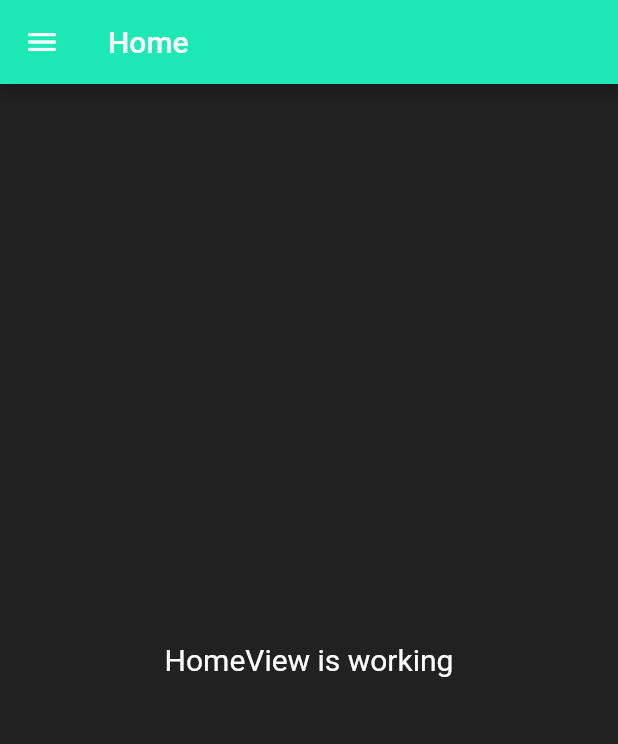
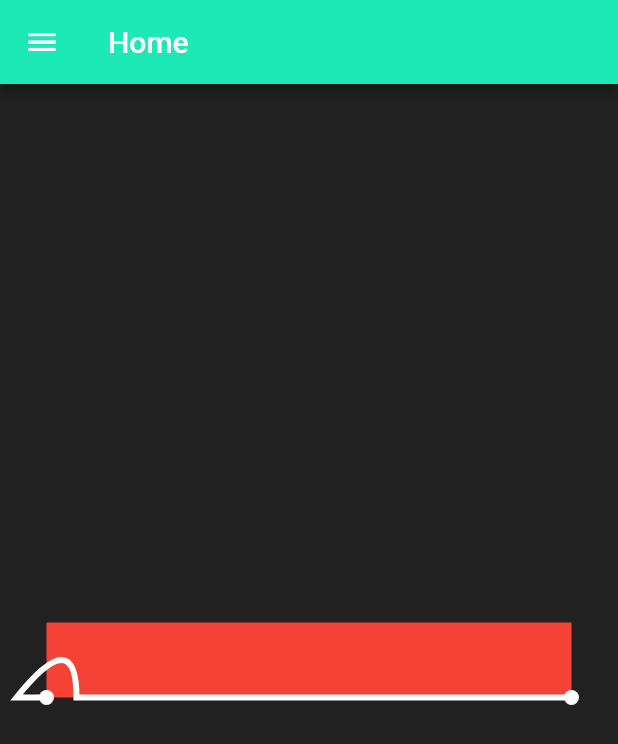
Before and after one commit to abyuthup/flutter_app_base, a Flutter app: the screen it shows after launch, on a phone screen of 412 x 824 dp. Shown: the top 744 px of the screen. Run offline on Flutter 3.47's test engine with Material 2 defaults, Android fonts, the phone set to English and light mode, and no system bars; our stand-ins replace cached_network_image, get, get_storage; statements that could not run were skipped.

Commit message:
slider bending

```diff
--- a/lib/app/modules/home/views/home_view.dart
+++ b/lib/app/modules/home/views/home_view.dart
@@ -1,4 +1,5 @@
 import 'package:flutter/material.dart';
+import 'package:flutter_baseapp/app/modules/home/views/wave_slider.dart';
 
 import 'package:get/get.dart';
 
@@ -10,9 +11,9 @@ class HomeView extends GetView<HomeController> {
     return SafeArea(
       child: Scaffold(
         body: Center(
-          child: Text(
-            'HomeView is working',
-            style: TextStyle(fontSize: 20),
+          child: WaveSlider(
+            width: 350,
+            height: 50,
           ),
         ),
       ),
--- /dev/null
+++ b/lib/app/modules/home/views/wave_painter.dart
@@ -0,0 +1,44 @@
+import 'package:flutter/material.dart';
+
+class WavePainter extends CustomPainter {
+  Paint circlePaint, wavePaint;
+  final double sliderPosition;
+
+  double previoussliderPosition = 0;
+
+  WavePainter({required this.sliderPosition})
+      : circlePaint = Paint()..color = Colors.white,
+        wavePaint = Paint()
+          ..color = Colors.white
+          ..style = PaintingStyle.stroke
+          ..strokeWidth = 4;
+
+  @override
+  void paint(Canvas canvas, Size size) {
+    canvas.drawCircle(Offset(0.0, size.height), 5, circlePaint);
+    canvas.drawCircle(Offset(size.width, size.height), 5, circlePaint);
+    Path path = Path();
+    double bendWidth = 40;
+    path.moveTo(0.0, size.height);
+    path.lineTo(sliderPosition - bendWidth / 2, size.height);
+
+    double bendShift=20;
+    bool moveLeft = (sliderPosition < previoussliderPosition);
+    if (moveLeft) {
+      path.quadraticBezierTo(
+          sliderPosition-bendShift, 0, sliderPosition + bendWidth / 2, size.height);
+    } else {
+      path.quadraticBezierTo(
+          sliderPosition+bendShift, 0, sliderPosition + bendWidth / 2, size.height);
+    }
+
+    path.lineTo(size.width, size.height);
+    canvas.drawPath(path, wavePaint);
+  }
+
+  @override
+  bool shouldRepaint(covariant WavePainter oldDelegate) {
+    previoussliderPosition = oldDelegate.sliderPosition;
+    return true;
+  }
+}
--- /dev/null
+++ b/lib/app/modules/home/views/wave_slider.dart
@@ -0,0 +1,51 @@
+
+import 'package:flutter/material.dart';
+import 'package:flutter_baseapp/app/modules/home/views/wave_painter.dart';
+class WaveSlider extends StatefulWidget {
+  final double width, height;
+
+  const WaveSlider({required this.width, required this.height});
+
+  @override
+  _WaveSliderState createState() => _WaveSliderState();
+}
+class _WaveSliderState extends State<WaveSlider> {
+  var dragPercentage = 0.0;
+  var dragPosition = 0.0;
+
+  @override
+  Widget build(BuildContext context) {
+    return Container(
+      child: GestureDetector(
+        child: Container(
+          width: widget.width,
+          height: widget.height,
+          color: Colors.red,
+          child: CustomPaint(
+            painter: WavePainter(sliderPosition: dragPosition),
+          ),
+        ),
+        onHorizontalDragUpdate: (dragDetails) =>
+        {handleHorizontalDrag(context, dragDetails)},
+      ),
+    );
+  }
+
+  handleHorizontalDrag(BuildContext context, DragUpdateDetails dragDetails) {
+    RenderBox box = context.findRenderObject() as RenderBox;
+    var localPos = box.globalToLocal(dragDetails.globalPosition);
+   // debugPrint(localPos.dx.toString());
+
+    if (localPos.dx <= 0) {
+      dragPercentage = 0;
+      dragPosition = 0.0;
+    } else if (localPos.dx > widget.width) {
+      dragPercentage = 100;
+      dragPosition = widget.width;
+    } else {
+      dragPosition = localPos.dx;
+      dragPercentage = localPos.dx / widget.width * 100.0;
+    }
+    setState(() {});
+  }
+}
--- a/lib/app/routes/app_pages.dart
+++ b/lib/app/routes/app_pages.dart
@@ -2,6 +2,8 @@ import 'package:get/get.dart';
 
 import 'package:flutter_baseapp/app/modules/main/bindings/main_binding.dart';
 import 'package:flutter_baseapp/app/modules/main/views/main_view.dart';
+import 'package:flutter_baseapp/app/modules/profile/bindings/profile_binding.dart';
+import 'package:flutter_baseapp/app/modules/profile/views/profile_view.dart';
 
 part 'app_routes.dart';
 
@@ -16,5 +18,10 @@ class AppPages {
       page: () => MainView(),
       binding: MainBinding(),
     ),
+    GetPage(
+      name: _Paths.PROFILE,
+      page: () => ProfileView(),
+      binding: ProfileBinding(),
+    ),
   ];
 }
--- a/lib/app/routes/app_routes.dart
+++ b/lib/app/routes/app_routes.dart
@@ -5,8 +5,10 @@ abstract class Routes {
   Routes._();
 
   static const MAIN = _Paths.MAIN;
+  static const PROFILE = _Paths.PROFILE;
 }
 
 abstract class _Paths {
   static const MAIN = '/main';
+  static const PROFILE = '/profile';
 }
```
Also changed, not shown: lib/app/modules/profile/bindings/profile_binding.dart (added, +12 -0 lines), lib/app/modules/profile/controllers/profile_controller.dart (added, +20 -0 lines), lib/app/modules/profile/views/profile_view.dart (added, +23 -0 lines).
